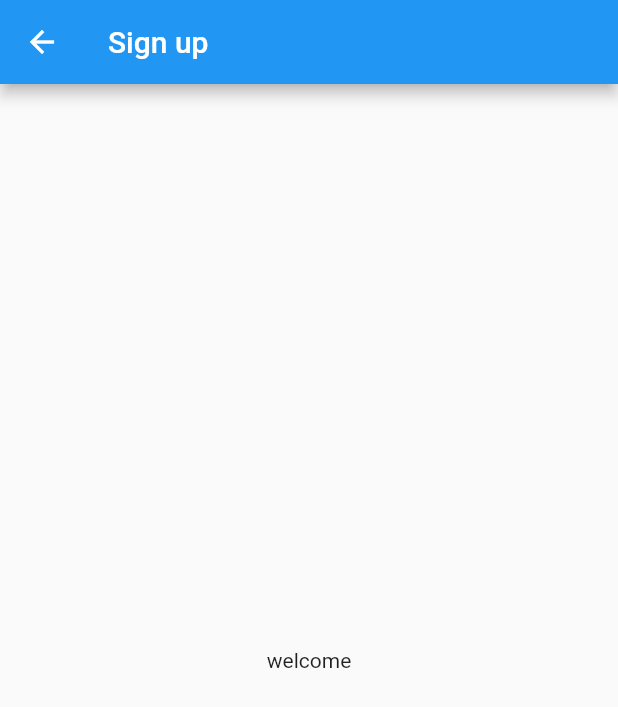
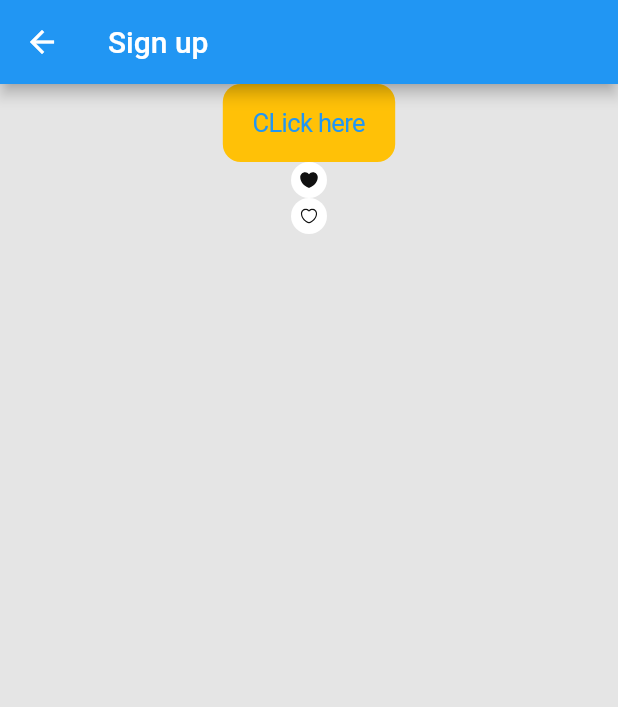
Before and after one commit to inspireui/training-flutter, a Flutter app: the SignUpScreen screen opened directly, on a phone screen of 412 x 824 dp. Shown: the top 707 px of the screen. Run offline on Flutter 3.47's test engine with Material 2 defaults, Android fonts, the phone set to English and light mode, and no system bars; our stand-ins replace flutter_svg.

Commit message:
chore(Session3): add demo source code

```diff
--- /dev/null
+++ b/lib/src/components/widgets/wishlist_widget.dart
@@ -0,0 +1,54 @@
+import 'package:flutter/material.dart';
+import 'package:flutter_svg/flutter_svg.dart';
+
+const _size = 24.0;
+
+class WishlistWiidget extends StatefulWidget {
+  final bool isChecked;
+
+  const WishlistWiidget({
+    Key? key,
+    this.isChecked = false,
+  }) : super(key: key);
+
+  @override
+  State<WishlistWiidget> createState() => _WishlistWiidgetState();
+}
+
+class _WishlistWiidgetState extends State<WishlistWiidget> {
+  late bool _isSlected;
+
+  void _onTap() {
+    setState(() {
+      _isSlected = !_isSlected;
+    });
+  }
+
+  @override
+  void initState() {
+    _isSlected = widget.isChecked;
+
+    super.initState();
+  }
+
+  @override
+  Widget build(BuildContext context) {
+    return GestureDetector(
+      onTap: _onTap,
+      child: Container(
+        width: _size,
+        height: _size,
+        decoration: BoxDecoration(
+          borderRadius: BorderRadius.circular(100),
+          color: Colors.white,
+        ),
+        padding: const EdgeInsets.all(6),
+        child: SvgPicture.asset(
+          _isSlected
+              ? 'assets/icons/ic_wishlist.svg'
+              : 'assets/icons/ic_wishlisted.svg',
+        ),
+      ),
+    );
+  }
+}
--- a/lib/src/features/sign_up/sign_up_screen.dart
+++ b/lib/src/features/sign_up/sign_up_screen.dart
@@ -1,4 +1,7 @@
+import 'package:flutter/cupertino.dart';
 import 'package:flutter/material.dart';
+
+import '../../components/widgets/wishlist_widget.dart';
 
 class SignUpScreen extends StatefulWidget {
   const SignUpScreen({Key? key}) : super(key: key);
@@ -11,9 +14,22 @@ class _SignUpScreenState extends State<SignUpScreen> {
   @override
   Widget build(BuildContext context) {
     return Scaffold(
+      backgroundColor: Colors.black12.withOpacity(0.1),
       appBar: AppBar(title: const Text('Sign up')),
-      body: const Center(
-        child: Text('welcome'),
+      body: Column(
+        children: [
+          Center(
+            child: CupertinoButton(
+              onPressed: () {
+                Navigator.of(context).pop();
+              },
+              color: Colors.amber,
+              child: const Text('CLick here'),
+            ),
+          ),
+          const WishlistWiidget(),
+          const WishlistWiidget(isChecked: true),
+        ],
       ),
     );
   }
--- a/pubspec.yaml
+++ b/pubspec.yaml
@@ -34,6 +34,7 @@ dependencies:
   # The following adds the Cupertino Icons font to your application.
   # Use with the CupertinoIcons class for iOS style icons.
   cupertino_icons: ^1.0.2
+  flutter_svg: ^1.1.0
 
 dev_dependencies:
   flutter_test:
@@ -60,6 +61,7 @@ flutter:
   # To add assets to your application, add an assets section, like this:
   assets:
     - assets/images/
+    - assets/icons/
   #   - images/a_dot_ham.jpeg
 
   # An image asset can refer to one or more resolution-specific "variants", see
```
Also changed, not shown: lib/src/features/onboarding/onboarding_screen.dart (+21 -1 lines), assets/icons/ic_wishlist.svg (added), assets/icons/ic_wishlisted.svg (added), pubspec.lock.
